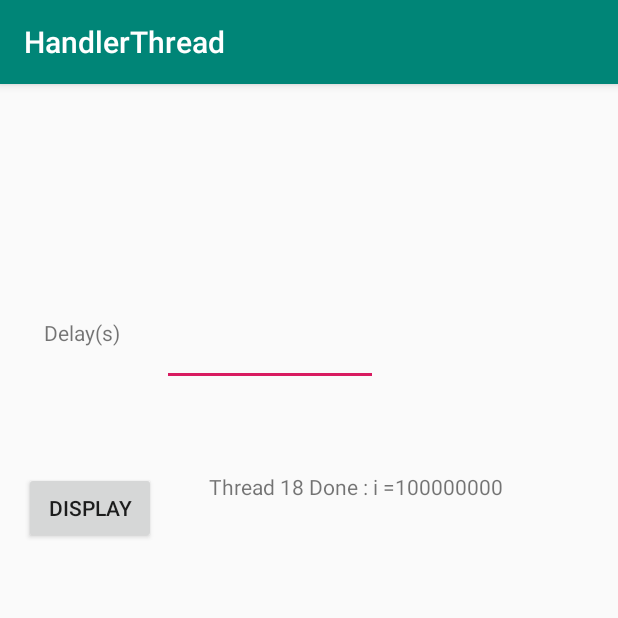
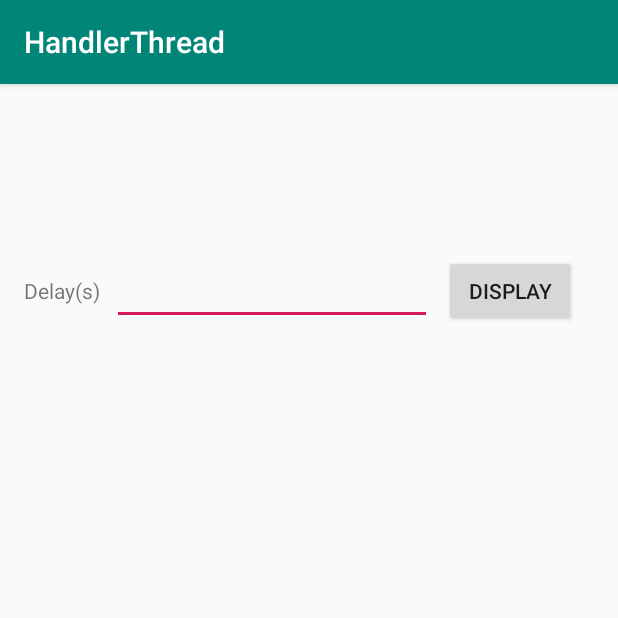
Before and after one commit to CS683/HandlerThread, an Android app: the screen it shows after launch (MainActivity), after a tap on "DISPLAY", on a phone screen of 412 x 824 dp, the top half of it. Run offline under Robolectric (Android 15) with nearby library versions, the phone set to English and light mode, and no system bars.

```diff
--- /dev/null
+++ b/app/src/main/java/edu/bu/metcs/handlerthread/LongOperation.java
@@ -0,0 +1,18 @@
+package edu.bu.metcs.handlerthread;
+
+import android.util.Log;
+
+
+public class LongOperation  {
+    private static String TAG = "Long Operation";
+
+    public static long run(long threadDelay) {
+        Log.d(TAG, " delay "+ threadDelay);
+        long i;
+        for (i = 0; i < threadDelay * 100000000; i++);
+        Log.d(TAG, " delay "+ threadDelay);
+        return i;
+    }
+
+
+}
--- a/app/src/main/java/edu/bu/metcs/handlerthread/MainActivity.java
+++ b/app/src/main/java/edu/bu/metcs/handlerthread/MainActivity.java
@@ -3,14 +3,20 @@ package edu.bu.metcs.handlerthread;
 import androidx.appcompat.app.AppCompatActivity;
 
 import android.content.Intent;
+import android.net.IpSecManager;
 import android.os.Bundle;
 import android.os.Handler;
 import android.os.HandlerThread;
+import android.os.Looper;
 import android.os.Message;
 import android.util.Log;
 import android.view.View;
 import android.widget.EditText;
 import android.widget.TextView;
+
+import java.util.concurrent.LinkedBlockingQueue;
+import java.util.concurrent.ThreadPoolExecutor;
+import java.util.concurrent.TimeUnit;
 
 public class MainActivity extends AppCompatActivity {
 
@@ -27,111 +33,92 @@ public class MainActivity extends AppCompatActivity {
         super.onCreate(savedInstanceState);
         setContentView(R.layout.activity_main);
 
-        delayTime = (EditText) findViewById(R.id.delayTimeid);
-        displayText = (TextView) findViewById(R.id.displayTextid);
+        delayTime = findViewById(R.id.delayTimeid);
+        displayText = findViewById(R.id.displayTextid);
         displayText.setText("");
 
-        // create a handler for main thread
-        // Upon receiving the message, it will dispaly the message and also send an broadcast message
-        mainHandler = new Handler(new Handler.Callback() {
-            public boolean handleMessage(Message m) {
-                displayText.setText(
-                        m.getData().getString("Status"));
+        // create a handler for the main thread
+        mainHandler = new Handler(Looper.getMainLooper());
 
+        // or create a handler and pass a callback to handle the received message
+//        mainHandler = new Handler(Looper.getMainLooper(),
+//                new Handler.Callback() {
+//            public boolean handleMessage(Message m) {
+//                displayText.setText(
+//                        m.getData().getString("Status"));
+//
+//                mainHandler.postDelayed(new Runnable() {
+//                    @Override
+//                    public void run() {
+//                       displayText.setText("") ;
+//                    }
+//                }, 1000);
+//
+//                return true;
+//            }
+//        });
 
-                //test sendBroadcast()
-                Intent intent = new Intent("edu.bu.threadhandleexample.broadcastintenttest");
-                sendBroadcast(intent);
-
-
-
-                return true;
-            }
-        });
-
-        // To do: create a handler thread mHandlerThread
-
+        // create a handler thread mHandlerThread
         mHandlerThread = new HandlerThread("background handler thread");
-
-        // To do: start mHandlerThread  by calling its start() method
-
+        // start mHandlerThread  by calling its start() method
         mHandlerThread.start();
 
-
-
-        // To do: Create a threadHandler that is associated with the mHandlerThread,
-
-        threadHandler = new Handler(mHandlerThread.getLooper (), new Handler.Callback(){
-            public boolean handleMessage(Message m){
-
-                long delay = m.getData ().getLong("delay");
-
-                long i = longOperation (delay);
-
-                Message msg = Message.obtain ();
-                Bundle bundle = new Bundle();
-                bundle.putString("Status", " Thread " + Thread.currentThread ().getId () +
-                        " Done : i ="  + i);
-                msg.setData (bundle);
-
-                mainHandler.sendMessage(msg);
-
-
-
-
-
-
-                return true;
-            }
-        } );
-        // passing with two parameters: a looper and a callback object.
-        // The callback object defines a single method handleMessage(Message)
-        // In this message, it will get the delay value from the message,
-        // call the longOperation(delay) method, and then send an message to
-        // the main thread to let it know the long operation is finished.
-        // Ask the main thread to show the done message for delay seconds
-
+        // Create a threadHandler that is associated with the mHandlerThread,
+        threadHandler = new Handler(mHandlerThread.getLooper ());
 
     }
 
 
-
     // called when clicking the display button
     public void display(View v) {
+
         // get the delay value from the editview
         long delay = 1;
         try {
-            delay = Integer.parseInt (delayTime.getText ().toString ());
+            delay = Integer.parseInt(delayTime.getText().toString());
         } catch (Exception e) {
-            Log.d (TAG, "invalid number");
+            Log.d(TAG, "invalid number");
         }
 
-        displayText.setText ("execute \n for (i = 0; i <" + delay * 100000000 + "; i++) ;");
+        displayText.setText("execute \n for (i = 0; i <" + delay * 100000000 + "; i++) ;");
+
+        final long mydelay = delay;
+
+        // post a runnable on the handler thread
+        threadHandler.post(new Runnable() {
+
+            @Override
+            public void run() {
+                // perform long operation
+                long i = LongOperation.run(mydelay);
+
+                final String doneMsg =  "Thread " +
+                        Thread.currentThread().getId() +
+                        " Done : i =" + i;
+
+                // send a message to the main thread
+//                Message msg = Message.obtain();
+//                Bundle bundle = new Bundle();
+//                bundle.putString("status", doneMsg);
+//                msg.setData(bundle);
+//                mainHandler.sendMessage(msg);
 
 
-        // To do: create a message with the delay value
-        // and send the message to mHandlerthread
+                mainHandler.post(new Runnable(){
+                    @Override
+                    public void run() {
+                        displayText.setText(doneMsg);
 
+                        mainHandler.postDelayed(new Runnable() {
+                            @Override
+                            public void run() {
+                                displayText.setText("") ;
+                            }
+                        }, 1000);
+                    }
+                });
+            }
 
-        Message msg = Message.obtain ();
-        Bundle bundle = new Bundle();
-        bundle.putLong("delay", delay);
-        msg.setData (bundle);
-
-        threadHandler.sendMessage (msg);
-
-
+        });
     }
-
-
-    public long longOperation(long threadDelay) {
-        Log.d(TAG, " delay "+ threadDelay);
-        long i;
-        for (i = 0; i < threadDelay * 100000000; i++);
-        Log.d(TAG, " delay "+ threadDelay);
-        return i;
-    }
-
-
-
 }
--- a/app/src/main/res/layout/activity_main.xml
+++ b/app/src/main/res/layout/activity_main.xml
@@ -8,50 +8,47 @@
 
     <TextView
         android:id="@+id/displayTextid"
-        android:layout_width="wrap_content"
+        android:layout_width="match_parent"
         android:layout_height="wrap_content"
-        android:layout_marginEnd="8dp"
-        android:layout_marginLeft="8dp"
-        android:layout_marginRight="8dp"
-        android:layout_marginStart="8dp"
-        android:inputType="textMultiLine"
-        android:text="Message here!"
-        app:layout_constraintHorizontal_bias="0.258"
-        app:layout_constraintLeft_toRightOf="@+id/button"
+        android:layout_marginTop="64dp"
+        android:layout_marginEnd="32dp"
+        android:text=""
+        android:textAlignment="center"
+        app:layout_constraintEnd_toEndOf="parent"
         app:layout_constraintRight_toRightOf="parent"
-        app:layout_constraintTop_toTopOf="@+id/button" />
+        app:layout_constraintStart_toStartOf="parent"
+        app:layout_constraintTop_toBottomOf="@+id/delayTimeid" />
 
     <Button
         android:id="@+id/button"
         android:layout_width="wrap_content"
         android:layout_height="wrap_content"
+        android:layout_marginStart="8dp"
         android:onClick="display"
         android:text="Display"
-        android:layout_marginTop="83dp"
-        app:layout_constraintTop_toBottomOf="@+id/textView3"
-        android:layout_marginLeft="16dp"
-        app:layout_constraintLeft_toLeftOf="parent" />
+        app:layout_constraintBottom_toBottomOf="@+id/delayTimeid"
+        app:layout_constraintStart_toEndOf="@+id/delayTimeid"
+        app:layout_constraintTop_toTopOf="@+id/delayTimeid" />
 
     <TextView
-        android:id="@+id/textView3"
+        android:id="@+id/textView1"
         android:layout_width="wrap_content"
         android:layout_height="wrap_content"
-        android:layout_marginLeft="16dp"
-        android:layout_marginStart="29dp"
-        android:layout_marginTop="156dp"
+        android:layout_marginStart="16dp"
+        android:layout_marginTop="128dp"
         android:text="Delay(s)"
         app:layout_constraintLeft_toLeftOf="parent"
         app:layout_constraintTop_toTopOf="parent" />
 
     <EditText
         android:id="@+id/delayTimeid"
-        android:layout_width="144dp"
-        android:layout_height="45dp"
-        android:layout_marginLeft="28dp"
-        android:layout_marginStart="28dp"
+        android:layout_width="wrap_content"
+        android:layout_height="wrap_content"
+        android:layout_marginStart="8dp"
         android:ems="10"
-        android:inputType="textPersonName"
-        app:layout_constraintLeft_toRightOf="@+id/textView3"
-        app:layout_constraintTop_toTopOf="@+id/textView3" />
+        android:inputType="number"
+        app:layout_constraintBottom_toBottomOf="@+id/textView1"
+        app:layout_constraintLeft_toRightOf="@+id/textView1"
+        app:layout_constraintTop_toTopOf="@+id/textView1" />
 
 </androidx.constraintlayout.widget.ConstraintLayout>
--- a/build.gradle
+++ b/build.gradle
@@ -1,13 +1,15 @@
 // Top-level build file where you can add configuration options common to all sub-projects/modules.
 
 buildscript {
+    ext.kotlin_version = '1.4.20-RC'
     repositories {
         google()
         jcenter()
 
     }
     dependencies {
-        classpath 'com.android.tools.build:gradle:3.5.0'
+        classpath 'com.android.tools.build:gradle:4.1.0'
+        classpath "org.jetbrains.kotlin:kotlin-gradle-plugin:$kotlin_version"
 
         // NOTE: Do not place your application dependencies here; they belong
         // in the individual module build.gradle files
```
Also changed, not shown: app/build.gradle (+10 -0 lines), app/src/main/java/edu/bu/metcs/handlerthread/MainKtActivity.kt (added, +46 -0 lines), app/src/main/java/edu/bu/metcs/handlerthread/TaskUseExecutor.kt (added, +31 -0 lines), gradle/wrapper/gradle-wrapper.properties.
